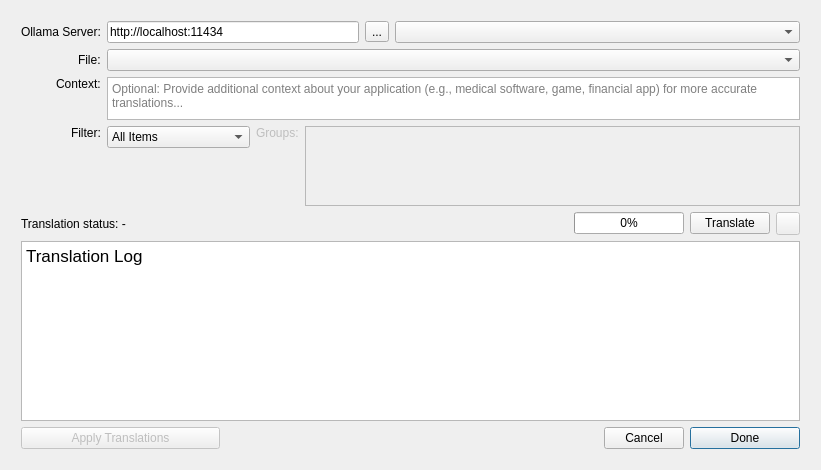
The window that src/linguist/linguist/machinetranslationdialog.ui (qt/qttools) describes before a commit, drawn with Qt 5.
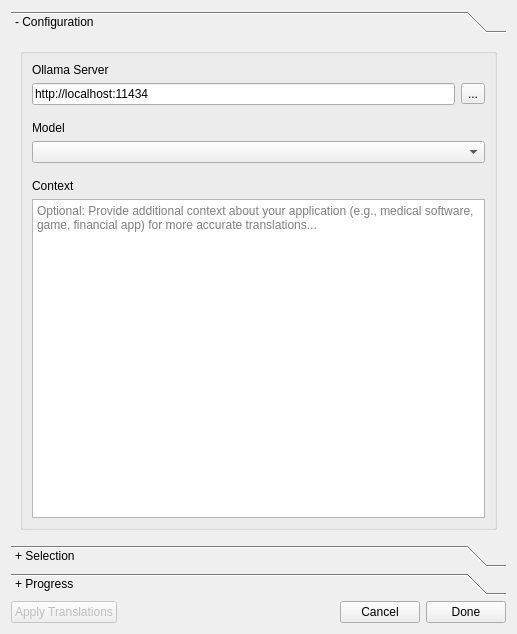
The same window after the commit. The open tabs and pages were chosen to show the change. Icons and pictures are not drawn.

Commit message:
Linguist: improve machine translation dialog UI
Replace the complex grid layout in the machine translation dialog with
a QToolBox-based interface organized into three logical pages:
Configuration, Selection, and Progress.

The new structure reduces the amount of information the user sees
at once and improves usability. The Configuration page contains
server settings and model selection, the Selection page groups
file and message filtering controls, the Progress page displays the
translation log and status.

Diff of the .ui file:
```diff
--- a/src/linguist/linguist/machinetranslationdialog.ui
+++ b/src/linguist/linguist/machinetranslationdialog.ui
@@ -6,57 +6,128 @@
    <rect>
     <x>0</x>
     <y>0</y>
-    <width>821</width>
-    <height>470</height>
+    <width>517</width>
+    <height>634</height>
    </rect>
   </property>
   <property name="windowTitle">
    <string>Auto Translation Dialog</string>
   </property>
-  <layout class="QGridLayout" name="gridLayout_2" rowstretch="0">
+  <layout class="QVBoxLayout" name="verticalLayout_8">
+   <item>
+    <widget class="QToolBox" name="toolBox">
+     <property name="frameShape">
+      <enum>QFrame::Shape::NoFrame</enum>
+     </property>
+     <property name="frameShadow">
+      <enum>QFrame::Shadow::Plain</enum>
+     </property>
+     <property name="currentIndex">
+      <number>2</number>
+     </property>
+     <widget class="QWidget" name="configPage">
+      <property name="geometry">
+       <rect>
+        <x>0</x>
+        <y>0</y>
+        <width>481</width>
+        <height>432</height>
+       </rect>
+      </property>
+      <attribute name="label">
+       <string>- Configuration</string>
+      </attribute>
+      <layout class="QVBoxLayout" name="verticalLayout_2">
+       <item>
+        <widget class="QGroupBox" name="configGroup">
+         <property name="title">
+          <string/>
+         </property>
+         <property name="flat">
+          <bool>false</bool>
+         </property>
+         <property name="checkable">
+          <bool>false</bool>
+         </property>
+         <layout class="QVBoxLayout" name="verticalLayout_4">
+          <item>
+           <layout class="QGridLayout" name="configLayout" rowstretch="0,0,0,0,0,0,0,1" columnstretch="0,0" rowminimumheight="0,0,0,0,0,0,0,0">
+            <item row="1" column="0">
+             <widget class="QLineEdit" name="serverText">
+              <property name="text">
+               <string>http://localhost:11434</string>
+              </property>
+             </widget>
+            </item>
+            <item row="6" column="0">
+             <widget class="QLabel" name="contextLabel">
+              <property name="maximumSize">
+               <size>
+                <width>16777215</width>
+                <height>16777215</height>
+               </size>
+              </property>
+              <property name="text">
+               <string>Context</string>
+              </property>
+              <property name="buddy">
+               <cstring>contextEdit</cstring>
+              </property>
+             </widget>
+            </item>
+            <item row="5" column="0">
+             <spacer name="verticalSpacer">
+              <property name="orientation">
+               <enum>Qt::Orientation::Vertical</enum>
+              </property>
+              <property name="sizeHint" stdset="0">
+               <size>
+                <width>20</width>
+                <height>10</height>
+               </size>
+              </property>
+             </spacer>
+            </item>
+            <item row="3" column="0">
+             <widget class="QLabel" name="serverLabel_2">
+              <property name="maximumSize">
+               <size>
+                <width>16777215</width>
+                <height>16777215</height>
+               </size>
+              </property>
+              <property name="text">
+               <string>Model</string>
+              </property>
+             </widget>
+            </item>
+            <item row="2" column="0">
+             <spacer name="verticalSpacer_2">
+              <property name="orientation">
+               <enum>Qt::Orientation::Vertical</enum>
+              </property>
+              <property name="sizeHint" stdset="0">
+               <size>
+                <width>20</width>
+                <height>10</height>
+               </size>
+              </property>
+             </spacer>
+            </item>
    <item row="0" column="0">
-    <layout class="QGridLayout" name="gridLayout" rowstretch="0,0,0,0,0,0,0,0,0,1,0,0">
-     <property name="sizeConstraint">
-      <enum>QLayout::SizeConstraint::SetDefaultConstraint</enum>
-     </property>
-     <property name="leftMargin">
-      <number>10</number>
-     </property>
-     <property name="topMargin">
-      <number>10</number>
-     </property>
-     <property name="rightMargin">
-      <number>10</number>
-     </property>
-     <property name="bottomMargin">
-      <number>10</number>
-     </property>
-     <item row="7" column="19">
-      <widget class="QToolButton" name="stopButton">
-       <property name="enabled">
-        <bool>false</bool>
-       </property>
-       <property name="sizePolicy">
-        <sizepolicy hsizetype="Fixed" vsizetype="Fixed">
-         <horstretch>100</horstretch>
-         <verstretch>100</verstretch>
-        </sizepolicy>
+             <widget class="QLabel" name="serverLabel">
+              <property name="maximumSize">
+               <size>
+                <width>16777215</width>
+                <height>16777215</height>
+               </size>
        </property>
        <property name="text">
-        <string/>
-       </property>
-       <property name="icon">
-        <iconset theme="QIcon::ThemeIcon::ProcessStop"/>
-       </property>
-       <property name="checkable">
-        <bool>false</bool>
+               <string>Ollama Server</string>
        </property>
       </widget>
      </item>
-     <item row="1" column="1" rowspan="3" colspan="19">
-      <widget class="QComboBox" name="filesComboBox"/>
-     </item>
-     <item row="0" column="9">
+            <item row="1" column="1">
       <widget class="QToolButton" name="connectButton">
        <property name="text">
         <string>...</string>
@@ -66,7 +137,7 @@
        </property>
       </widget>
      </item>
-     <item row="0" column="10" colspan="10">
+            <item row="4" column="0" colspan="2">
       <widget class="QComboBox" name="modelComboBox">
        <property name="minimumSize">
         <size>
@@ -76,74 +147,12 @@
        </property>
       </widget>
      </item>
-     <item row="0" column="0" alignment="Qt::AlignmentFlag::AlignRight">
-      <widget class="QLabel" name="serverLabel">
-       <property name="text">
-        <string>Ollama Server:</string>
-       </property>
-       <property name="buddy">
-        <cstring>serverText</cstring>
-       </property>
-      </widget>
-     </item>
-     <item row="1" column="0" rowspan="3" alignment="Qt::AlignmentFlag::AlignRight">
-      <widget class="QLabel" name="filesLabel">
-       <property name="text">
-        <string>File:</string>
-       </property>
-       <property name="buddy">
-        <cstring>filesComboBox</cstring>
-       </property>
-      </widget>
-     </item>
-     <item row="7" column="0" colspan="16">
-      <widget class="QLabel" name="statusLabel">
-       <property name="sizePolicy">
-        <sizepolicy hsizetype="Preferred" vsizetype="Preferred">
-         <horstretch>0</horstretch>
-         <verstretch>0</verstretch>
-        </sizepolicy>
-       </property>
-       <property name="text">
-        <string>Translation status: -</string>
-       </property>
-      </widget>
-     </item>
-     <item row="10" column="18" rowspan="2" colspan="2">
-      <widget class="QPushButton" name="doneButton">
-       <property name="sizePolicy">
-        <sizepolicy hsizetype="Minimum" vsizetype="Fixed">
-         <horstretch>0</horstretch>
-         <verstretch>0</verstretch>
-        </sizepolicy>
-       </property>
-       <property name="maximumSize">
-        <size>
-         <width>16777215</width>
-         <height>16777215</height>
-        </size>
-       </property>
-       <property name="text">
-        <string>Done</string>
-       </property>
-      </widget>
-     </item>
-     <item row="4" column="0" alignment="Qt::AlignmentFlag::AlignRight|Qt::AlignmentFlag::AlignTop">
-      <widget class="QLabel" name="contextLabel">
-       <property name="text">
-        <string>Context:</string>
-       </property>
-       <property name="buddy">
-        <cstring>contextEdit</cstring>
-       </property>
-      </widget>
-     </item>
-     <item row="4" column="1" colspan="19">
+            <item row="7" column="0" colspan="2">
       <widget class="QPlainTextEdit" name="contextEdit">
        <property name="maximumSize">
         <size>
          <width>16777215</width>
-         <height>43</height>
+                <height>16777215</height>
         </size>
        </property>
        <property name="placeholderText">
@@ -151,14 +160,48 @@
        </property>
       </widget>
      </item>
-     <item row="5" column="0" alignment="Qt::AlignmentFlag::AlignRight|Qt::AlignmentFlag::AlignTop">
-      <widget class="QLabel" name="filterLabel">
-       <property name="text">
-        <string>Filter:</string>
-       </property>
-      </widget>
-     </item>
-     <item row="5" column="7" colspan="13">
+           </layout>
+          </item>
+         </layout>
+        </widget>
+       </item>
+      </layout>
+     </widget>
+     <widget class="QWidget" name="selectionPage">
+      <property name="geometry">
+       <rect>
+        <x>0</x>
+        <y>0</y>
+        <width>481</width>
+        <height>432</height>
+       </rect>
+      </property>
+      <attribute name="label">
+       <string>+ Selection</string>
+      </attribute>
+      <layout class="QVBoxLayout" name="verticalLayout_5">
+       <item>
+        <widget class="QGroupBox" name="selectionGroup">
+         <property name="title">
+          <string/>
+         </property>
+         <layout class="QHBoxLayout" name="horizontalLayout_3">
+          <item>
+           <layout class="QGridLayout" name="selectionLayout" rowstretch="0,0,0,0,0,0,0,0,1,0,0" columnstretch="1,0" rowminimumheight="0,0,0,0,0,0,0,0,0,0,0">
+            <property name="sizeConstraint">
+             <enum>QLayout::SizeConstraint::SetDefaultConstraint</enum>
+            </property>
+            <item row="2" column="0" colspan="2">
+             <widget class="QComboBox" name="filesComboBox">
+              <property name="sizePolicy">
+               <sizepolicy hsizetype="Preferred" vsizetype="Maximum">
+                <horstretch>0</horstretch>
+                <verstretch>0</verstretch>
+               </sizepolicy>
+              </property>
+             </widget>
+            </item>
+            <item row="8" column="0" colspan="2">
       <widget class="QListWidget" name="groupListWidget">
        <property name="enabled">
         <bool>false</bool>
@@ -166,7 +209,7 @@
        <property name="maximumSize">
         <size>
          <width>16777215</width>
-         <height>80</height>
+                <height>16777215</height>
         </size>
        </property>
        <property name="selectionMode">
@@ -174,20 +217,7 @@
        </property>
       </widget>
      </item>
-     <item row="5" column="6">
-      <widget class="QLabel" name="groupLabel">
-       <property name="enabled">
-        <bool>false</bool>
-       </property>
-       <property name="text">
-        <string>Groups:</string>
-       </property>
-       <property name="alignment">
-        <set>Qt::AlignmentFlag::AlignLeading|Qt::AlignmentFlag::AlignLeft|Qt::AlignmentFlag::AlignTop</set>
-       </property>
-      </widget>
-     </item>
-     <item row="5" column="1" colspan="5" alignment="Qt::AlignmentFlag::AlignTop">
+            <item row="5" column="0" colspan="2">
       <widget class="QComboBox" name="filterComboBox">
        <property name="duplicatesEnabled">
         <bool>false</bool>
@@ -209,15 +239,144 @@
        </item>
       </widget>
      </item>
-     <item row="0" column="1" colspan="8">
-      <widget class="QLineEdit" name="serverText">
+            <item row="9" column="0" colspan="2">
+             <widget class="QLabel" name="selectionLabel">
        <property name="text">
-        <string>http://localhost:11434</string>
+               <string>No messages selected</string>
        </property>
       </widget>
      </item>
-     <item row="8" column="0" rowspan="2" colspan="20">
+            <item row="10" column="0" colspan="2">
+             <widget class="QPushButton" name="translateButton">
+              <property name="text">
+               <string>Translate</string>
+              </property>
+             </widget>
+            </item>
+            <item row="6" column="0" colspan="2">
+             <spacer name="verticalSpacer_4">
+              <property name="orientation">
+               <enum>Qt::Orientation::Vertical</enum>
+              </property>
+              <property name="sizeHint" stdset="0">
+               <size>
+                <width>20</width>
+                <height>10</height>
+               </size>
+              </property>
+             </spacer>
+            </item>
+            <item row="7" column="0" colspan="2">
+             <widget class="QLabel" name="groupLabel">
+              <property name="enabled">
+               <bool>false</bool>
+              </property>
+              <property name="text">
+               <string>Groups</string>
+              </property>
+              <property name="alignment">
+               <set>Qt::AlignmentFlag::AlignLeading|Qt::AlignmentFlag::AlignLeft|Qt::AlignmentFlag::AlignTop</set>
+              </property>
+             </widget>
+            </item>
+            <item row="3" column="0" colspan="2">
+             <spacer name="verticalSpacer_3">
+              <property name="orientation">
+               <enum>Qt::Orientation::Vertical</enum>
+              </property>
+              <property name="sizeHint" stdset="0">
+               <size>
+                <width>20</width>
+                <height>10</height>
+               </size>
+              </property>
+             </spacer>
+            </item>
+            <item row="4" column="0" colspan="2">
+             <widget class="QLabel" name="filterLabel">
+              <property name="text">
+               <string>Filter</string>
+              </property>
+             </widget>
+            </item>
+            <item row="1" column="0" colspan="2">
+             <widget class="QLabel" name="filesLabel">
+              <property name="text">
+               <string>File</string>
+              </property>
+              <property name="buddy">
+               <cstring>filesComboBox</cstring>
+              </property>
+             </widget>
+            </item>
+           </layout>
+          </item>
+         </layout>
+        </widget>
+       </item>
+      </layout>
+     </widget>
+     <widget class="QWidget" name="progressPage">
+      <property name="geometry">
+       <rect>
+        <x>0</x>
+        <y>0</y>
+        <width>493</width>
+        <height>460</height>
+       </rect>
+      </property>
+      <attribute name="label">
+       <string>+ Progress</string>
+      </attribute>
+      <layout class="QVBoxLayout" name="verticalLayout_6">
+       <item>
+        <widget class="QGroupBox" name="progressGroup">
+         <property name="title">
+          <string/>
+         </property>
+         <layout class="QVBoxLayout" name="verticalLayout">
+          <item>
+           <layout class="QGridLayout" name="gridLayout">
+            <item row="3" column="0">
+             <widget class="QProgressBar" name="progressBar">
+              <property name="enabled">
+               <bool>true</bool>
+              </property>
+              <property name="value">
+               <number>0</number>
+              </property>
+             </widget>
+            </item>
+            <item row="3" column="1">
+             <widget class="QToolButton" name="stopButton">
+              <property name="enabled">
+               <bool>false</bool>
+              </property>
+              <property name="sizePolicy">
+               <sizepolicy hsizetype="Fixed" vsizetype="Fixed">
+                <horstretch>100</horstretch>
+                <verstretch>100</verstretch>
+               </sizepolicy>
+              </property>
+              <property name="text">
+               <string/>
+              </property>
+              <property name="icon">
+               <iconset theme="QIcon::ThemeIcon::ProcessStop"/>
+              </property>
+              <property name="checkable">
+               <bool>false</bool>
+              </property>
+             </widget>
+            </item>
+            <item row="1" column="0" colspan="2">
       <widget class="QTextEdit" name="translationLog">
+              <property name="minimumSize">
+               <size>
+                <width>200</width>
+                <height>300</height>
+               </size>
+              </property>
        <property name="readOnly">
         <bool>true</bool>
        </property>
@@ -233,21 +392,31 @@
        </property>
       </widget>
      </item>
-     <item row="7" column="18">
-      <widget class="QPushButton" name="translateButton">
+            <item row="0" column="0" colspan="2">
+             <widget class="QLabel" name="statusLabel">
+              <property name="sizePolicy">
+               <sizepolicy hsizetype="Preferred" vsizetype="Preferred">
+                <horstretch>0</horstretch>
+                <verstretch>0</verstretch>
+               </sizepolicy>
+              </property>
        <property name="text">
         <string>Translate</string>
        </property>
       </widget>
      </item>
-     <item row="10" column="17" rowspan="2">
-      <widget class="QPushButton" name="cancelButton">
-       <property name="text">
-        <string>Cancel</string>
-       </property>
-      </widget>
-     </item>
-     <item row="10" column="0" rowspan="2" colspan="5">
+           </layout>
+          </item>
+         </layout>
+        </widget>
+       </item>
+      </layout>
+     </widget>
+    </widget>
+   </item>
+   <item>
+    <layout class="QHBoxLayout" name="horizontalLayout_2">
+     <item>
       <widget class="QPushButton" name="applyButton">
        <property name="enabled">
         <bool>false</bool>
@@ -257,16 +426,45 @@
        </property>
       </widget>
      </item>
-     <item row="7" column="16" colspan="2">
-      <widget class="QProgressBar" name="progressBar">
-       <property name="enabled">
-        <bool>true</bool>
+     <item>
+      <spacer name="horizontalSpacer">
+       <property name="orientation">
+        <enum>Qt::Orientation::Horizontal</enum>
        </property>
-       <property name="value">
-        <number>0</number>
+       <property name="sizeHint" stdset="0">
+        <size>
+         <width>40</width>
+         <height>20</height>
+        </size>
        </property>
+      </spacer>
+     </item>
+     <item>
+      <widget class="QPushButton" name="cancelButton">
+       <property name="text">
+        <string>Cancel</string>
+       </property>
       </widget>
      </item>
+     <item>
+      <widget class="QPushButton" name="doneButton">
+       <property name="sizePolicy">
+        <sizepolicy hsizetype="Minimum" vsizetype="Fixed">
+         <horstretch>0</horstretch>
+         <verstretch>0</verstretch>
+        </sizepolicy>
+       </property>
+       <property name="maximumSize">
+        <size>
+         <width>16777215</width>
+         <height>16777215</height>
+        </size>
+       </property>
+       <property name="text">
+        <string>Done</string>
+       </property>
+      </widget>
+     </item>
     </layout>
    </item>
   </layout>
```
Left out of the diff: 15 changed lines with no effect on the pictures. Lines whose indentation alone changed are shown as unchanged. The commit also changes 1 other file.
